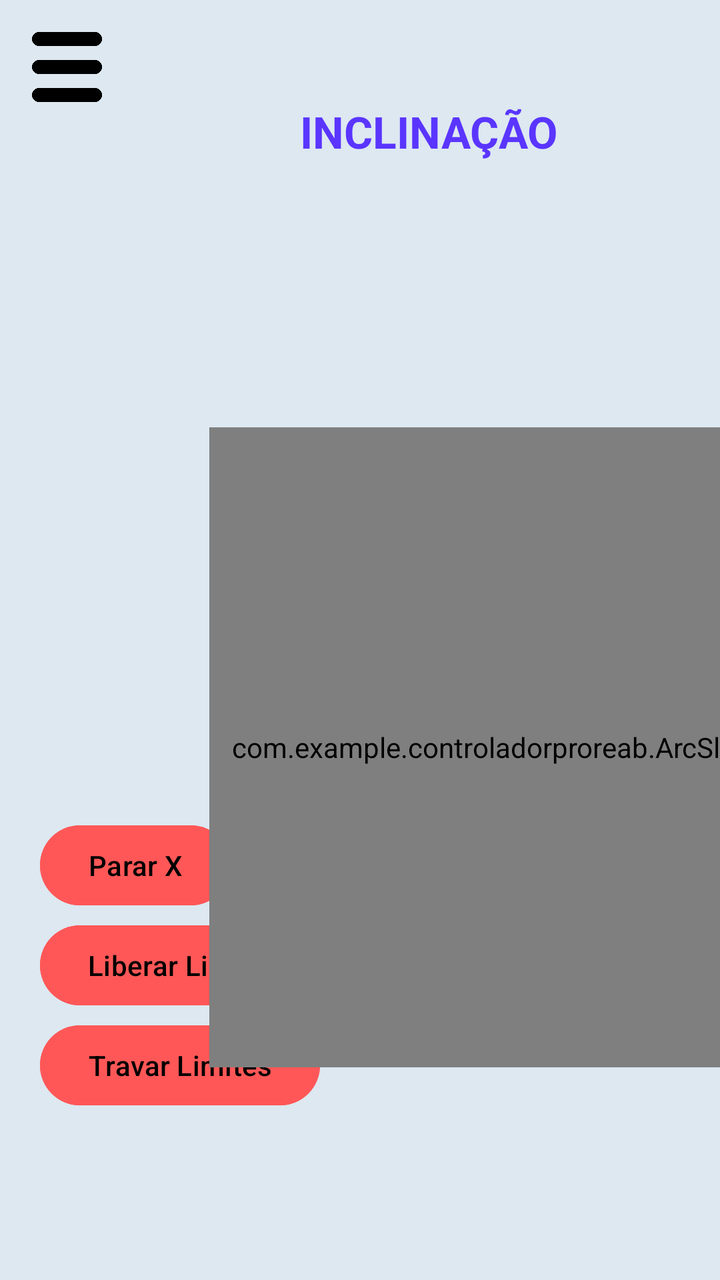
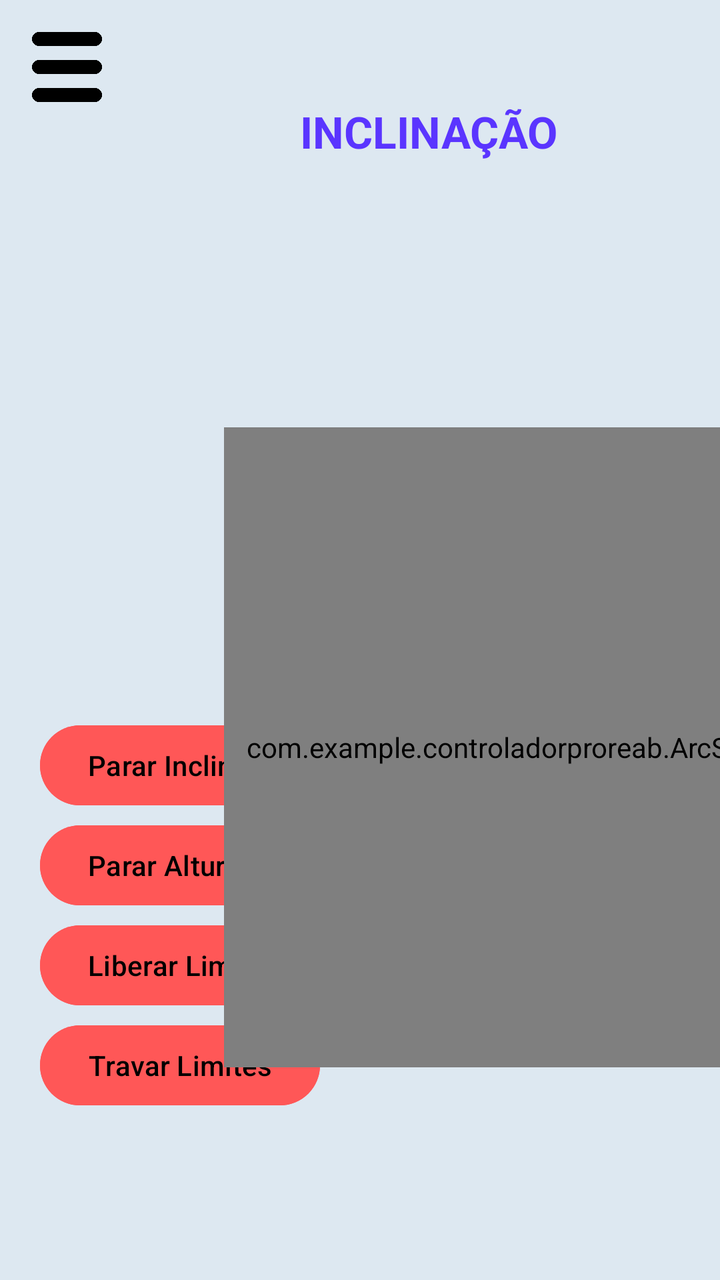

An Android layout rendered at two revisions. The XML below is the earlier revision; the diff shows what the commit changed to produce the second picture.
<!-- AndroidManifest.xml: application theme Theme.ControladorProreab -->
<!-- res/layout/activity_controlador.xml -->
<?xml version="1.0" encoding="utf-8"?>
<ScrollView xmlns:android="http://schemas.android.com/apk/res/android"
    xmlns:app="http://schemas.android.com/apk/res-auto"
    android:background="#DDE8F1"
    android:layout_width="match_parent"
    android:layout_height="match_parent">

    <LinearLayout
        android:layout_width="match_parent"
        android:layout_height="match_parent"
        android:orientation="vertical"
        >

        
        <ImageView
            android:id="@+id/btnMenu"
            android:layout_width="35dp"
            android:layout_height="35dp"
            android:src="@drawable/menu"
            android:layout_marginStart="16dp"
            android:layout_marginTop="16dp"
            app:layout_constraintStart_toStartOf="parent"
            app:layout_constraintTop_toTopOf="parent"/>

        <LinearLayout
            android:layout_width="match_parent"
            android:layout_height="match_parent"
            android:orientation="horizontal"
            >
            
            <TextView
                android:id="@+id/txtInc"
                android:layout_width="wrap_content"
                android:layout_height="wrap_content"
                android:text="INCLINAÇÃO"
                android:textStyle="bold"
                android:textColor="#5A35FF"
                android:textSize="22sp"
                android:layout_marginTop="0dp"
                android:layout_marginStart="150dp"
                app:layout_constraintTop_toBottomOf="@id/txtTitulo"
                app:layout_constraintStart_toStartOf="parent"
                app:layout_constraintEnd_toStartOf="@id/txtAlt"/>

            
            <TextView
                android:id="@+id/txtAlt"
                android:layout_width="wrap_content"
                android:layout_height="wrap_content"
                android:layout_marginTop="0dp"
                android:layout_marginEnd="120dp"
                android:layout_marginStart="230dp"
                android:text="ALTURA"
                android:textColor="#5A35FF"
                android:textSize="22sp"
                android:textStyle="bold"
                app:layout_constraintEnd_toEndOf="parent"
                app:layout_constraintTop_toBottomOf="@id/txtTitulo" />
        </LinearLayout>

        <LinearLayout
            android:layout_width="wrap_content"
            android:layout_height="wrap_content"
            android:orientation="horizontal"
            >

             
            <FrameLayout
                android:layout_width="wrap_content"
                android:layout_height="wrap_content"  >

                <Button
                    android:id="@+id/btn_stop"
                    android:layout_width="wrap_content"
                    android:layout_height="wrap_content"
                    android:text="Parar X"
                    android:textColor="@color/black"
                    android:backgroundTint="#ff5757"
                    android:layout_marginTop="200dp"
                    android:layout_marginStart="20dp"
                    />

                <Button
                    android:id="@+id/btn_liberar"
                    android:layout_width="wrap_content"
                    android:layout_height="wrap_content"
                    android:text="Liberar Limites"
                    android:textColor="@color/black"
                    android:backgroundTint="#ff5757"
                    android:layout_marginTop="250dp"
                    android:layout_marginStart="20dp"
                    />

                <Button
                    android:id="@+id/btn_travar"
                    android:layout_width="wrap_content"
                    android:layout_height="wrap_content"
                    android:text="Travar Limites"
                    android:textColor="@color/black"
                    android:backgroundTint="#ff5757"
                    android:layout_marginTop="300dp"
                    android:layout_marginStart="20dp"
                    />
            </FrameLayout>

            
            <com.example.controladorproreab.ArcSliderView
                android:id="@+id/arcSlider"
                android:layout_width="320dp"
                android:layout_height="320dp"
                android:layout_marginVertical="5dp"
                android:layout_marginStart="-60dp"
                android:layout_marginTop="12dp"
                app:layout_constraintStart_toStartOf="parent"
                app:layout_constraintTop_toBottomOf="@id/txtInc" />
            

            
            <com.example.controladorproreab.VerticalSliderView
                android:id="@+id/verticalSlider"
                android:layout_width="100dp"
                android:layout_height="300dp"
                android:layout_marginVertical="5dp"
                android:layout_marginStart="125dp"
                app:layout_constraintTop_toBottomOf="@id/txtAlt"
                app:layout_constraintEnd_toEndOf="parent"
                android:layout_marginEnd="70dp"/>


            

        </LinearLayout>

    </LinearLayout>
</ScrollView>
<!-- resources referenced by this layout -->
<resources>
  <color name="black">#FF000000</color>
  <!-- drawable menu: png bitmap (drawable, 3351 bytes) -->
  <style name="Theme.ControladorProreab" parent="Base.Theme.ControladorProreab" />
  <style name="Base.Theme.ControladorProreab" parent="Theme.Material3.DayNight.NoActionBar">
          
          
      </style>
</resources>

<!-- the commit's change to res/layout/activity_controlador.xml (unified diff, before → after) -->
@@ -70,18 +70,31 @@
                 android:layout_height="wrap_content"  >
 
                 <Button
+                    android:id="@+id/btn_stopInclinação"
+                    android:layout_width="wrap_content"
+                    android:layout_height="wrap_content"
+                    android:text="Parar Inclinação"
+                    android:textColor="@color/black"
+                    android:backgroundTint="#ff5757"
+                    android:layout_marginTop="150dp"
+                    android:layout_marginStart="20dp"
+                    />
+
+                <Button
                     android:id="@+id/btn_stop"
                     android:layout_width="wrap_content"
                     android:layout_height="wrap_content"
-                    android:text="Parar X"
+                    android:text="Parar Altura"
                     android:textColor="@color/black"
                     android:backgroundTint="#ff5757"
                     android:layout_marginTop="200dp"
                     android:layout_marginStart="20dp"
                     />
 
+
+
                 <Button
-                    android:id="@+id/btn_liberar"
+                    android:id="@+id/btn_liberar_Altura"
                     android:layout_width="wrap_content"
                     android:layout_height="wrap_content"
                     android:text="Liberar Limites"
@@ -92,7 +105,7 @@
                     />
 
                 <Button
-                    android:id="@+id/btn_travar"
+                    android:id="@+id/btn_travar_Altura"
                     android:layout_width="wrap_content"
                     android:layout_height="wrap_content"
                     android:text="Travar Limites"
@@ -121,10 +134,43 @@
                 android:layout_width="100dp"
                 android:layout_height="300dp"
                 android:layout_marginVertical="5dp"
-                android:layout_marginStart="125dp"
+                android:layout_marginStart="15dp"
                 app:layout_constraintTop_toBottomOf="@id/txtAlt"
                 app:layout_constraintEnd_toEndOf="parent"
                 android:layout_marginEnd="70dp"/>
+
+            <Button
+                android:id="@+id/btn_Liberar_Inclinação"
+                android:layout_width="150dp"
+                android:layout_height="wrap_content"
+                android:text="Liberar Limites"
+                android:textColor="@color/black"
+                android:backgroundTint="#ff5757"
+                android:layout_marginTop="250dp"
+                android:layout_marginStart="-50dp"
+                />
+
+            <Button
+                android:id="@+id/btn_travar_inclinação"
+                android:layout_width="150dp"
+                android:layout_height="wrap_content"
+                android:text="Travar Limites"
+                android:textColor="@color/black"
+                android:backgroundTint="#ff5757"
+                android:layout_marginTop="300dp"
+                android:layout_marginStart="-150dp"
+                />
+
+            <Button
+                android:id="@+id/btn_Z"
+                android:layout_width="150dp"
+                android:layout_height="wrap_content"
+                android:layout_marginStart="-150dp"
+                android:layout_marginTop="150dp"
+                android:backgroundTint="#ff5757"
+                android:text="Z"
+                android:textColor="@color/black" />
+
 
 
             
